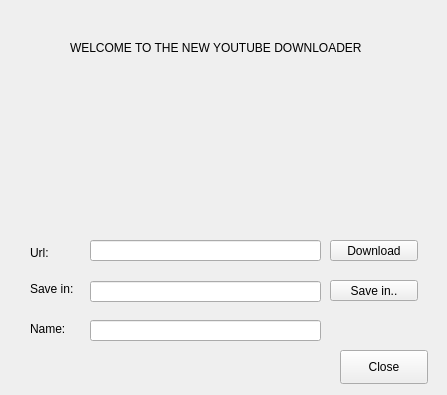
This is ui/dialog.ui in HusseinKabbout/youtube-download-practive-pyqt as Qt 5 draws it before an edit. The edited form follows.
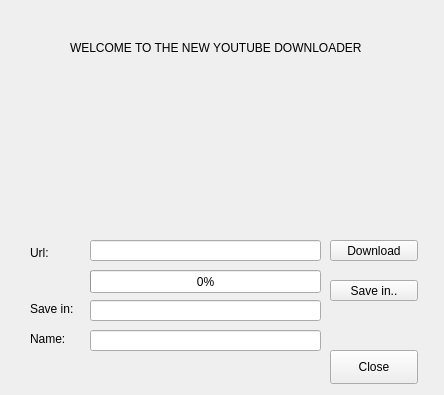
This is the edited form. Icons and pictures are not drawn.

Commit message: download button dowloads youtube video as mp4

Patch:
```diff
--- a/ui/dialog.ui
+++ b/ui/dialog.ui
@@ -9,7 +9,7 @@
    <rect>
     <x>0</x>
     <y>0</y>
-    <width>447</width>
+    <width>444</width>
     <height>395</height>
    </rect>
   </property>
@@ -46,7 +46,7 @@
    <property name="geometry">
     <rect>
      <x>30</x>
-     <y>280</y>
+     <y>300</y>
      <width>51</width>
      <height>18</height>
     </rect>
@@ -95,7 +95,7 @@
    <property name="geometry">
     <rect>
      <x>90</x>
-     <y>281</y>
+     <y>300</y>
      <width>231</width>
      <height>21</height>
     </rect>
@@ -105,7 +105,7 @@
    <property name="geometry">
     <rect>
      <x>90</x>
-     <y>320</y>
+     <y>330</y>
      <width>231</width>
      <height>21</height>
     </rect>
@@ -115,7 +115,7 @@
    <property name="geometry">
     <rect>
      <x>30</x>
-     <y>320</y>
+     <y>330</y>
      <width>41</width>
      <height>18</height>
     </rect>
@@ -127,7 +127,7 @@
   <widget class="QPushButton" name="closeButton">
    <property name="geometry">
     <rect>
-     <x>340</x>
+     <x>330</x>
      <y>350</y>
      <width>88</width>
      <height>34</height>
@@ -159,6 +159,19 @@
     <string/>
    </property>
   </widget>
+  <widget class="QProgressBar" name="progressBar">
+   <property name="geometry">
+    <rect>
+     <x>90</x>
+     <y>270</y>
+     <width>231</width>
+     <height>23</height>
+    </rect>
+   </property>
+   <property name="value">
+    <number>0</number>
+   </property>
+  </widget>
  </widget>
  <resources>
   <include location="../resources.qrc"/>
```
Left out of the diff: 4 changed lines with no effect on the pictures. The commit also changes 3 other files.
